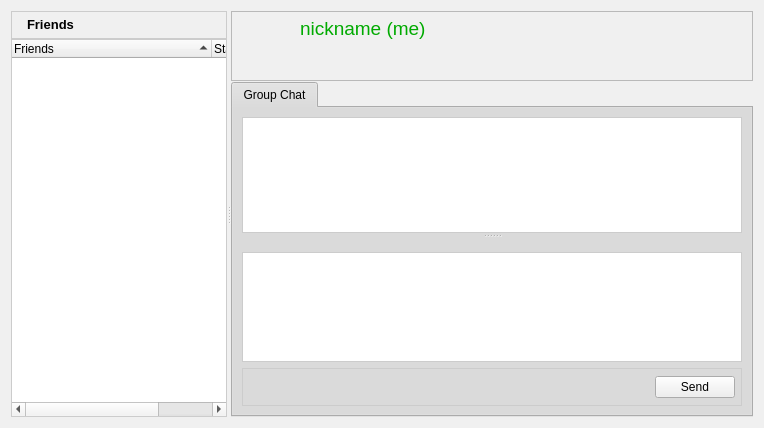
RetroShare/RetroShare, file retroshare-gui/src/gui/PeersDialog.ui: the form before one commit.
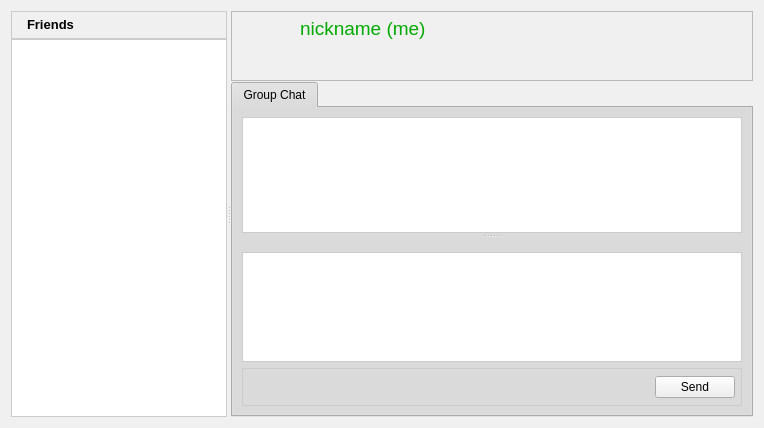
The form after the commit. Icons and pictures are not drawn. Custom widgets are drawn as their Qt base class.

Commit message: Removed the status column in PeersDialog and added the status to the name column.

```diff
--- a/retroshare-gui/src/gui/PeersDialog.ui
+++ b/retroshare-gui/src/gui/PeersDialog.ui
@@ -718,22 +718,23 @@
          <property name="expandsOnDoubleClick">
           <bool>false</bool>
          </property>
+         <attribute name="headerVisible">
+          <bool>false</bool>
+         </attribute>
          <attribute name="headerDefaultSectionSize">
           <number>200</number>
          </attribute>
          <attribute name="headerDefaultSectionSize">
           <number>200</number>
          </attribute>
+         <attribute name="headerVisible">
+          <bool>false</bool>
+         </attribute>
          <column>
           <property name="text">
            <string>Friends</string>
           </property>
          </column>
-         <column>
-          <property name="text">
-           <string>Status</string>
-          </property>
-         </column>
         </widget>
        </item>
       </layout>
```
Left out of the diff: 39 changed lines with no effect on the pictures. The commit also changes 8 other files.
